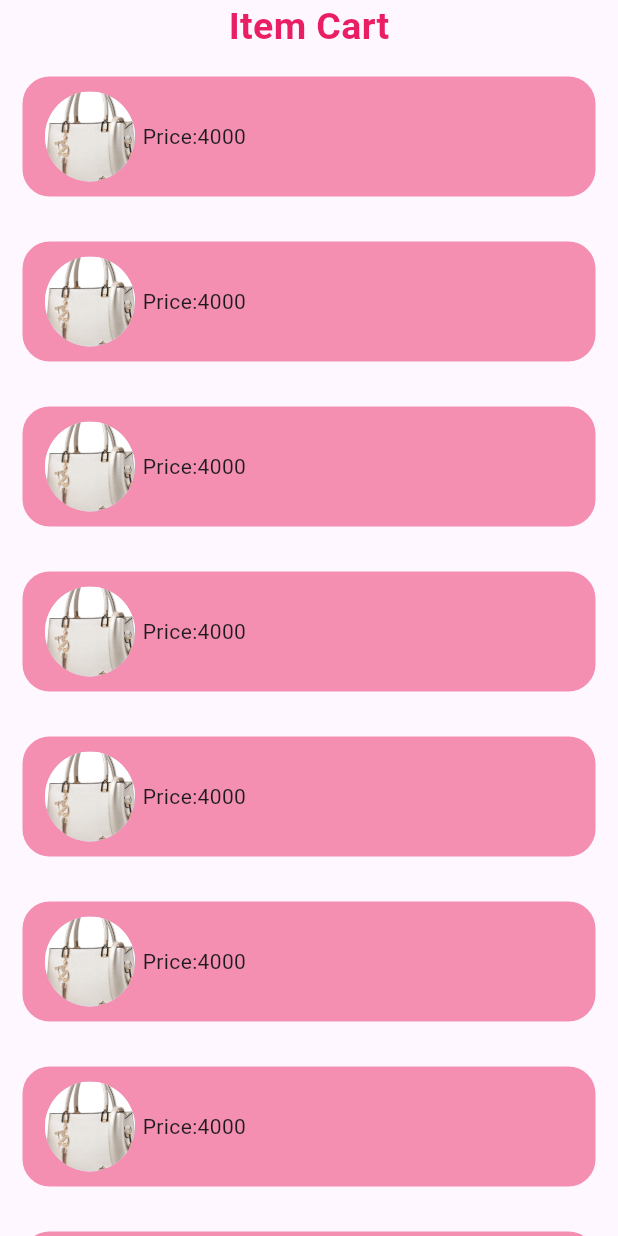
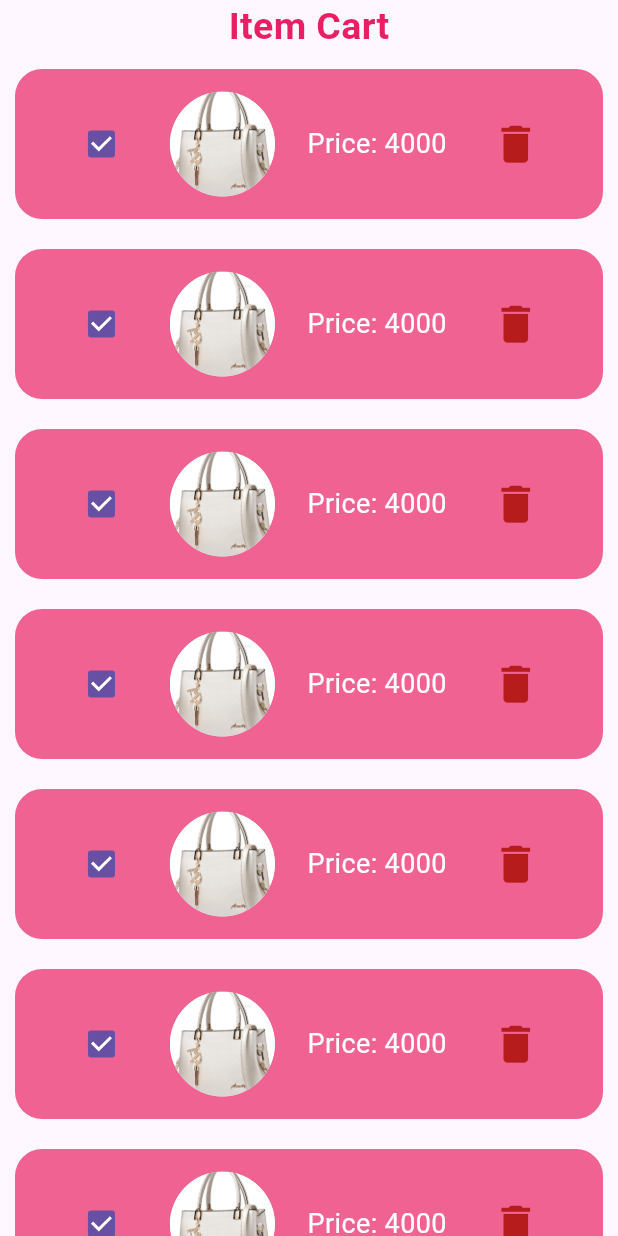
Before and after one commit to sohasara/E-Commerce-App, a Flutter app: the Cart screen opened directly, on a phone screen of 412 x 824 dp. Run offline on Flutter 3.47's test engine with Material 3 defaults, Android fonts, the phone set to English and light mode, and no system bars; our stand-ins replace flutter_riverpod.

Commit message:
modifing cart

```diff
--- a/lib/feature/presentation/pages/cart/item_cart.dart
+++ b/lib/feature/presentation/pages/cart/item_cart.dart
@@ -18,21 +18,21 @@ class Cart extends StatelessWidget {
           ),
           Expanded(
             child: ListView.builder(
-              itemCount: 20,
+              itemCount: 10,
               itemBuilder: (context, index) {
                 return Padding(
-                  padding: const EdgeInsets.all(15.0),
+                  padding: const EdgeInsets.all(10.0),
                   child: Container(
-                    padding: EdgeInsets.all(10),
-                    height: 80,
+                    padding: EdgeInsets.all(12),
+                    height: 100,
                     decoration: BoxDecoration(
-                      color: Colors.pink.shade200,
+                      color: Colors.pink.shade300,
                       borderRadius: BorderRadius.circular(18),
                     ),
                     child: Row(
-                      mainAxisAlignment: MainAxisAlignment.start,
-                      crossAxisAlignment: CrossAxisAlignment.start,
+                      mainAxisAlignment: MainAxisAlignment.spaceEvenly,
                       children: [
+                        Checkbox(value: true, onChanged: (value) {}),
                         CircleAvatar(
                           maxRadius: 35,
                           backgroundImage: AssetImage(
@@ -43,9 +43,23 @@ class Cart extends StatelessWidget {
                           crossAxisAlignment: CrossAxisAlignment.center,
                           mainAxisAlignment: MainAxisAlignment.center,
                           children: [
-                            Text('Price:4000'),
+                            Text(
+                              'Price: 4000',
+                              style: TextStyle(
+                                color: Colors.white,
+                                fontSize: 18,
+                              ),
+                            ),
                           ],
-                        )
+                        ),
+                        IconButton(
+                          onPressed: () {},
+                          icon: Icon(
+                            Icons.delete,
+                            color: Colors.red.shade900,
+                            size: 33,
+                          ),
+                        ),
                       ],
                     ),
                   ),
```
